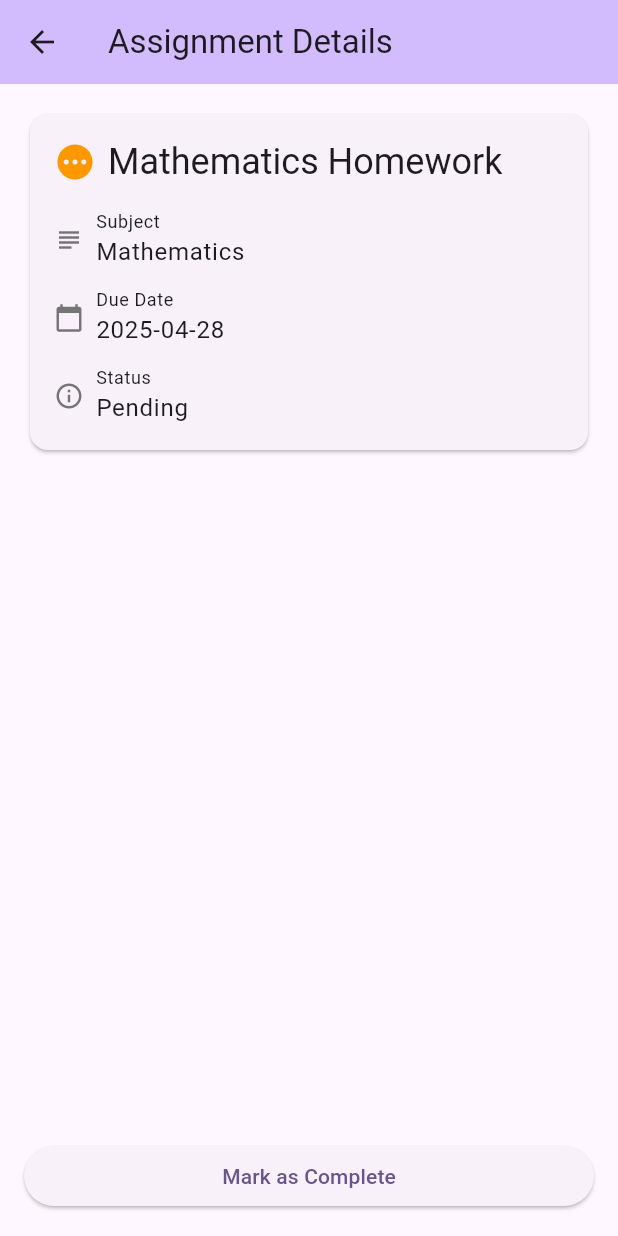
After one commit to TheDex-dev/Smart-Edu, a Flutter app: the screen it shows after launch, after a tap on "Mathematics Homework", on a phone screen of 412 x 824 dp. The commit adds this screen. Run offline on Flutter 3.47's test engine with Material 3 defaults, Android fonts, the phone set to English and light mode, and no system bars.

Commit message:
Add assignment details screen and implement assignment status toggle functionality

```diff
--- /dev/null
+++ b/lib/screens/assignment_details_screen.dart
@@ -0,0 +1,121 @@
+import 'package:flutter/material.dart';
+
+class AssignmentDetailsScreen extends StatelessWidget {
+  final Map<String, dynamic> assignment;
+  final VoidCallback? onStatusToggle;
+
+  const AssignmentDetailsScreen({
+    super.key,
+    required this.assignment,
+    this.onStatusToggle,
+  });
+
+  @override
+  Widget build(BuildContext context) {
+    return Scaffold(
+      appBar: AppBar(
+        title: const Text('Assignment Details'),
+        backgroundColor: Theme.of(context).colorScheme.inversePrimary,
+      ),
+      body: SingleChildScrollView(
+        padding: const EdgeInsets.all(16.0),
+        child: Column(
+          crossAxisAlignment: CrossAxisAlignment.start,
+          children: [
+            Card(
+              child: Padding(
+                padding: const EdgeInsets.all(16.0),
+                child: Column(
+                  crossAxisAlignment: CrossAxisAlignment.start,
+                  children: [
+                    Row(
+                      children: [
+                        Icon(
+                          assignment['isCompleted']
+                              ? Icons.check_circle
+                              : Icons.pending,
+                          color:
+                              assignment['isCompleted']
+                                  ? Colors.green
+                                  : Colors.orange,
+                          size: 28,
+                        ),
+                        const SizedBox(width: 8),
+                        Expanded(
+                          child: Text(
+                            assignment['title'],
+                            style: Theme.of(context).textTheme.headlineSmall,
+                          ),
+                        ),
+                      ],
+                    ),
+                    const SizedBox(height: 16),
+                    _buildInfoRow(
+                      context,
+                      'Subject',
+                      assignment['subject'],
+                      Icons.subject,
+                    ),
+                    const SizedBox(height: 12),
+                    _buildInfoRow(
+                      context,
+                      'Due Date',
+                      assignment['dueDate'],
+                      Icons.calendar_today,
+                    ),
+                    const SizedBox(height: 12),
+                    _buildInfoRow(
+                      context,
+                      'Status',
+                      assignment['isCompleted'] ? 'Completed' : 'Pending',
+                      Icons.info_outline,
+                    ),
+                  ],
+                ),
+              ),
+            ),
+          ],
+        ),
+      ),
+      bottomNavigationBar: SafeArea(
+        child: Padding(
+          padding: const EdgeInsets.all(16.0),
+          child: ElevatedButton(
+            onPressed: () {
+              if (onStatusToggle != null) {
+                onStatusToggle!();
+              }
+              Navigator.pop(context);
+            },
+            child: Text(
+              assignment['isCompleted']
+                  ? 'Mark as Incomplete'
+                  : 'Mark as Complete',
+            ),
+          ),
+        ),
+      ),
+    );
+  }
+
+  Widget _buildInfoRow(
+    BuildContext context,
+    String label,
+    String value,
+    IconData icon,
+  ) {
+    return Row(
+      children: [
+        Icon(icon, size: 20, color: Colors.grey[600]),
+        const SizedBox(width: 8),
+        Column(
+          crossAxisAlignment: CrossAxisAlignment.start,
+          children: [
+            Text(label, style: Theme.of(context).textTheme.bodySmall),
+            Text(value, style: Theme.of(context).textTheme.bodyLarge),
+          ],
+        ),
+      ],
+    );
+  }
+}
--- a/lib/screens/assignment_screen.dart
+++ b/lib/screens/assignment_screen.dart
@@ -1,4 +1,5 @@
 import 'package:flutter/material.dart';
+import 'assignment_details_screen.dart';
 
 class AssignmentScreen extends StatefulWidget {
   const AssignmentScreen({super.key});
@@ -28,6 +29,12 @@ class _AssignmentScreenState extends State<AssignmentScreen> {
       'isCompleted': true,
     },
   ];
+
+  void _toggleAssignmentStatus(int index) {
+    setState(() {
+      _assignments[index]['isCompleted'] = !_assignments[index]['isCompleted'];
+    });
+  }
 
   @override
   Widget build(BuildContext context) {
@@ -62,11 +69,64 @@ class _AssignmentScreenState extends State<AssignmentScreen> {
               trailing: IconButton(
                 icon: const Icon(Icons.more_vert),
                 onPressed: () {
-                  // Show assignment details or actions
+                  showModalBottomSheet(
+                    context: context,
+                    builder:
+                        (context) => Column(
+                          mainAxisSize: MainAxisSize.min,
+                          children: [
+                            ListTile(
+                              leading: const Icon(Icons.visibility),
+                              title: const Text('View Details'),
+                              onTap: () {
+                                Navigator.pop(context);
+                                Navigator.push(
+                                  context,
+                                  MaterialPageRoute(
+                                    builder:
+                                        (context) => AssignmentDetailsScreen(
+                                          assignment: assignment,
+                                          onStatusToggle:
+                                              () => _toggleAssignmentStatus(
+                                                index,
+                                              ),
+                                        ),
+                                  ),
+                                );
+                              },
+                            ),
+                            ListTile(
+                              leading: Icon(
+                                assignment['isCompleted']
+                                    ? Icons.check_circle_outline
+                                    : Icons.check_circle,
+                              ),
+                              title: Text(
+                                assignment['isCompleted']
+                                    ? 'Mark as Incomplete'
+                                    : 'Mark as Complete',
+                              ),
+                              onTap: () {
+                                Navigator.pop(context);
+                                _toggleAssignmentStatus(index);
+                              },
+                            ),
+                          ],
+                        ),
+                  );
                 },
               ),
               onTap: () {
-                // Navigate to assignment details
+                Navigator.push(
+                  context,
+                  MaterialPageRoute(
+                    builder:
+                        (context) => AssignmentDetailsScreen(
+                          assignment: assignment,
+                          onStatusToggle: () => _toggleAssignmentStatus(index),
+                        ),
+                  ),
+                );
               },
             ),
           );
```
